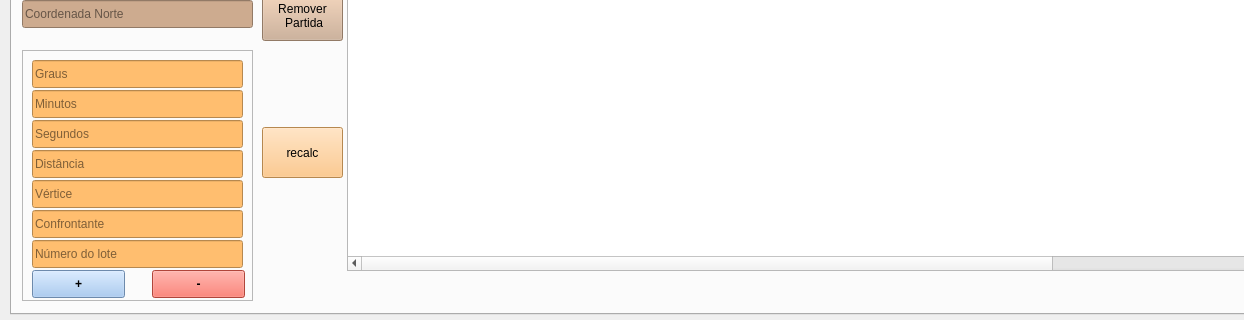
This is recongeo_dialog_base.ui in Isr4elEly/recongeo as Qt 5 draws it before an edit; both pictures show x 0 to 1244 and y 496 to 816 of the 1331 by 816 pixel window. The edited form follows.
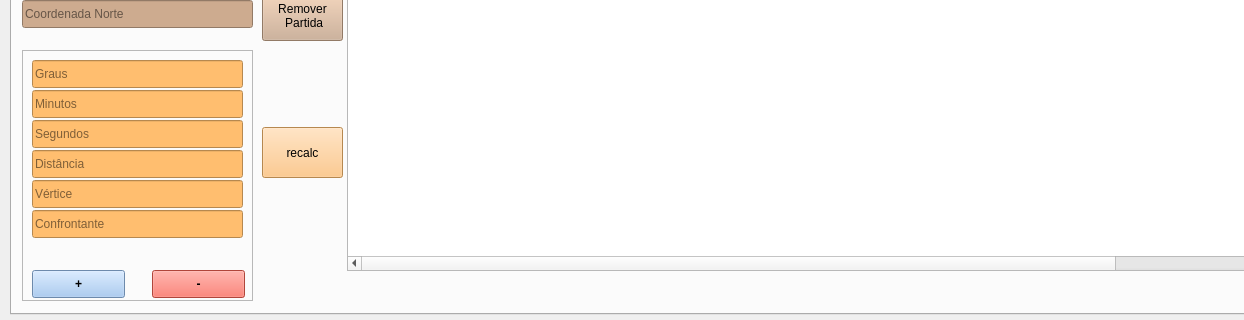
This is the edited form. Icons and pictures are not drawn. Custom widgets are drawn as their Qt base class.

Diff of the .ui file:
```diff
--- a/recongeo_dialog_base.ui
+++ b/recongeo_dialog_base.ui
@@ -408,11 +408,6 @@
        <string>Confrontante</string>
       </property>
      </column>
-     <column>
-      <property name="text">
-       <string>Lote Vizinho</string>
-      </property>
-     </column>
     </widget>
     <widget class="QLineEdit" name="vertice_ini">
      <property name="geometry">
@@ -579,22 +574,6 @@
        <string>Confrontante</string>
       </property>
      </widget>
-     <widget class="QLineEdit" name="num_lote_az">
-      <property name="geometry">
-       <rect>
-        <x>10</x>
-        <y>190</y>
-        <width>211</width>
-        <height>28</height>
-       </rect>
-      </property>
-      <property name="styleSheet">
-       <string notr="true">background-color: rgb(255, 190, 111);</string>
-      </property>
-      <property name="placeholderText">
-       <string>Número do lote</string>
-      </property>
-     </widget>
      <widget class="QPushButton" name="btn_add_ln_az">
       <property name="geometry">
        <rect>
```
Left out of the diff: 23 changed lines with no effect on the pictures.
